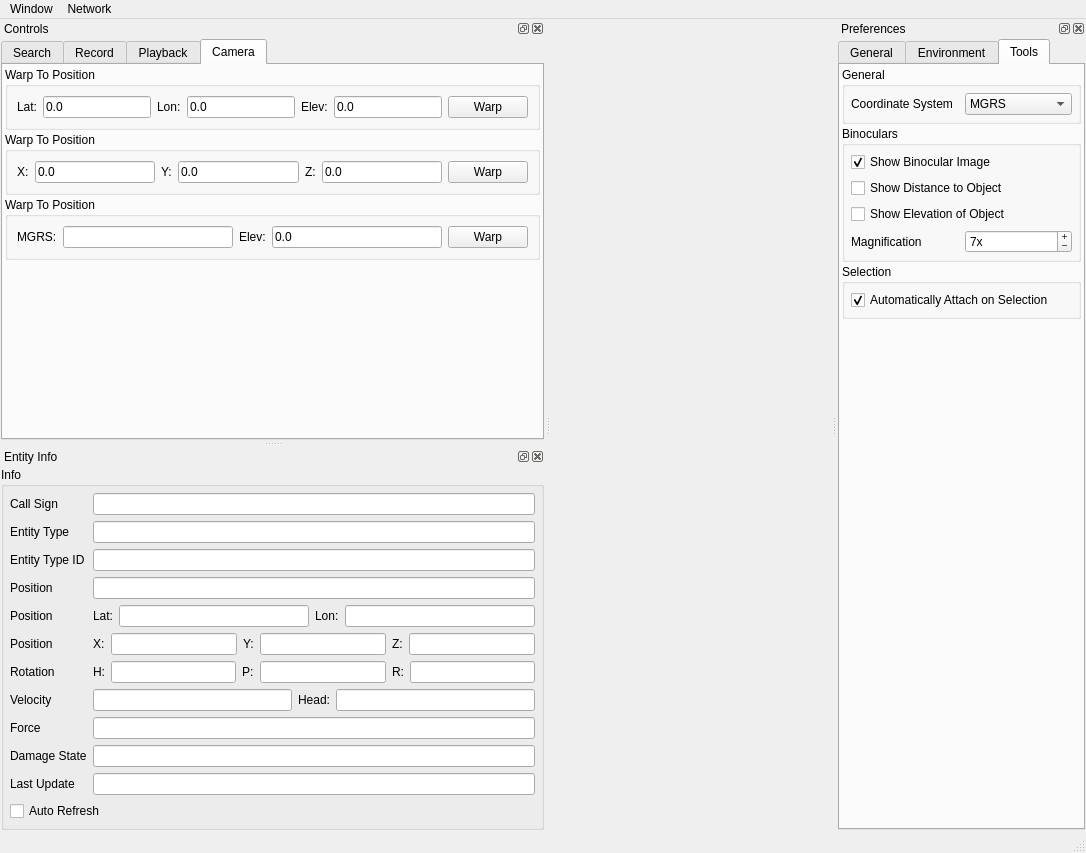
This is source/StealthViewer/ui/MainWindowUi.ui in delta3d/SimulationCore as Qt 5 draws it before an edit. The edited form follows.
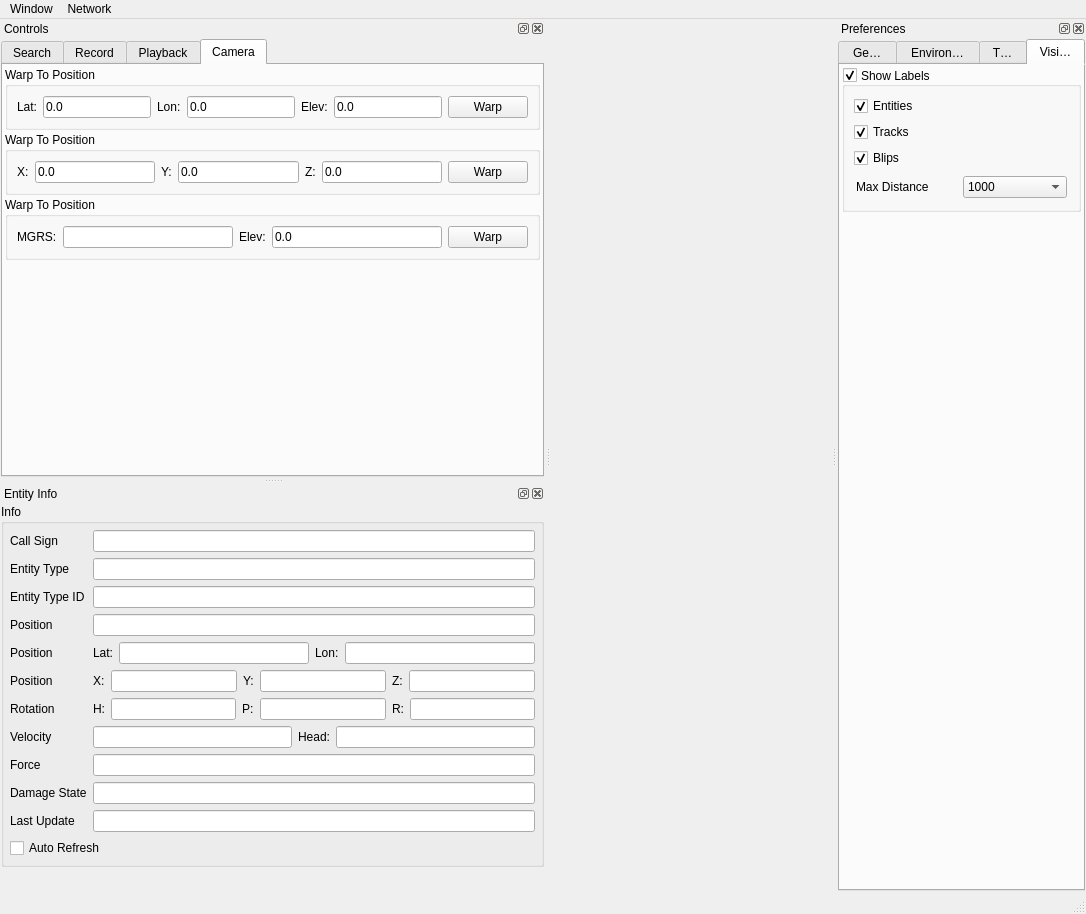
This is the edited form.

```diff
--- a/source/StealthViewer/ui/MainWindowUi.ui
+++ b/source/StealthViewer/ui/MainWindowUi.ui
@@ -6,7 +6,7 @@
     <x>0</x>
     <y>0</y>
     <width>1086</width>
-    <height>853</height>
+    <height>914</height>
    </rect>
   </property>
   <property name="windowTitle" >
@@ -89,7 +89,7 @@
         <enum>QTabWidget::Rounded</enum>
        </property>
        <property name="currentIndex" >
-        <number>2</number>
+        <number>3</number>
        </property>
        <property name="elideMode" >
         <enum>Qt::ElideRight</enum>
@@ -1450,6 +1450,162 @@
          </item>
         </layout>
        </widget>
+       <widget class="QWidget" name="mVisibilityTab" >
+        <property name="accessibleName" >
+         <string>Visibility Tab</string>
+        </property>
+        <attribute name="title" >
+         <string>Visibility</string>
+        </attribute>
+        <layout class="QVBoxLayout" >
+         <property name="spacing" >
+          <number>2</number>
+         </property>
+         <property name="leftMargin" >
+          <number>2</number>
+         </property>
+         <property name="topMargin" >
+          <number>2</number>
+         </property>
+         <property name="rightMargin" >
+          <number>2</number>
+         </property>
+         <property name="bottomMargin" >
+          <number>2</number>
+         </property>
+         <item>
+          <widget class="QGroupBox" name="mVisLabelGroup" >
+           <property name="title" >
+            <string>Show Labels</string>
+           </property>
+           <property name="alignment" >
+            <set>Qt::AlignJustify|Qt::AlignVCenter</set>
+           </property>
+           <property name="checkable" >
+            <bool>true</bool>
+           </property>
+           <layout class="QVBoxLayout" >
+            <item>
+             <widget class="QCheckBox" name="mVisEntityChk" >
+              <property name="text" >
+               <string>Entities</string>
+              </property>
+              <property name="checked" >
+               <bool>true</bool>
+              </property>
+             </widget>
+            </item>
+            <item>
+             <widget class="QCheckBox" name="mVisTrackChk" >
+              <property name="text" >
+               <string>Tracks</string>
+              </property>
+              <property name="checked" >
+               <bool>true</bool>
+              </property>
+             </widget>
+            </item>
+            <item>
+             <widget class="QCheckBox" name="mVisBlipChk" >
+              <property name="text" >
+               <string>Blips</string>
+              </property>
+              <property name="checked" >
+               <bool>true</bool>
+              </property>
+             </widget>
+            </item>
+            <item>
+             <layout class="QHBoxLayout" >
+              <property name="spacing" >
+               <number>2</number>
+              </property>
+              <property name="leftMargin" >
+               <number>2</number>
+              </property>
+              <property name="topMargin" >
+               <number>2</number>
+              </property>
+              <property name="rightMargin" >
+               <number>2</number>
+              </property>
+              <property name="bottomMargin" >
+               <number>2</number>
+              </property>
+              <item>
+               <widget class="QLabel" name="mVisDistLabel" >
+                <property name="text" >
+                 <string>Max Distance</string>
+                </property>
+               </widget>
+              </item>
+              <item>
+               <widget class="QComboBox" name="mVisMaxDistCombo" >
+                <property name="currentIndex" >
+                 <number>3</number>
+                </property>
+                <item>
+                 <property name="text" >
+                  <string>50</string>
+                 </property>
+                </item>
+                <item>
+                 <property name="text" >
+                  <string>100</string>
+                 </property>
+                </item>
+                <item>
+                 <property name="text" >
+                  <string>500</string>
+                 </property>
+                </item>
+                <item>
+                 <property name="text" >
+                  <string>1000</string>
+                 </property>
+                </item>
+                <item>
+                 <property name="text" >
+                  <string>2500</string>
+                 </property>
+                </item>
+                <item>
+                 <property name="text" >
+                  <string>5000</string>
+                 </property>
+                </item>
+                <item>
+                 <property name="text" >
+                  <string>10000</string>
+                 </property>
+                </item>
+                <item>
+                 <property name="text" >
+                  <string>Unlimited</string>
+                 </property>
+                </item>
+               </widget>
+              </item>
+             </layout>
+            </item>
+           </layout>
+          </widget>
+         </item>
+         <item>
+          <spacer>
+           <property name="orientation" >
+            <enum>Qt::Vertical</enum>
+           </property>
+           <property name="sizeHint" >
+            <size>
+             <width>20</width>
+             <height>40</height>
+            </size>
+           </property>
+          </spacer>
+         </item>
+        </layout>
+       </widget>
       </widget>
      </item>
     </layout>
```
Left out of the diff: 50 changed lines with no effect on the pictures.
